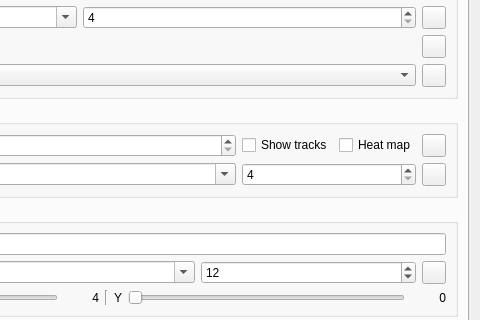
The window that plugins/feature/camera/camerasettingsdialog.ui (srcejon/sdrangel) describes before a commit, drawn with Qt 5; both pictures show x 374 to 854 and y 190 to 510 of the 854 by 914 pixel window.
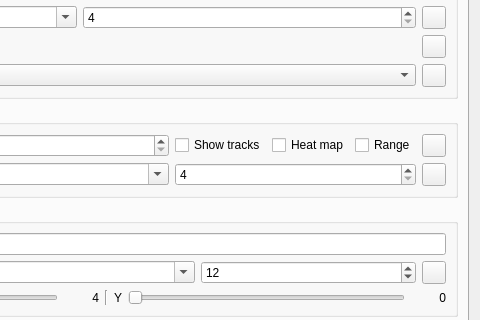
The same window after the commit. The open tabs and pages were chosen to show the change. Icons and pictures are not drawn. Custom widgets are drawn as their Qt base class.

Commit message: Add tracked object range labels

```diff
--- a/plugins/feature/camera/camerasettingsdialog.ui
+++ b/plugins/feature/camera/camerasettingsdialog.ui
@@ -3746,6 +3746,16 @@
               </property>
              </widget>
             </item>
+            <item>
+             <widget class="QCheckBox" name="trackObjectRangeCheck">
+              <property name="toolTip">
+               <string>Append the line-of-sight range to each tracked object label in kilometres</string>
+              </property>
+              <property name="text">
+               <string>Range</string>
+              </property>
+             </widget>
+            </item>
             <item>
              <widget class="QToolButton" name="trackObjectClearHeatMapButton">
               <property name="toolTip">
```
The commit also changes 7 other files.
